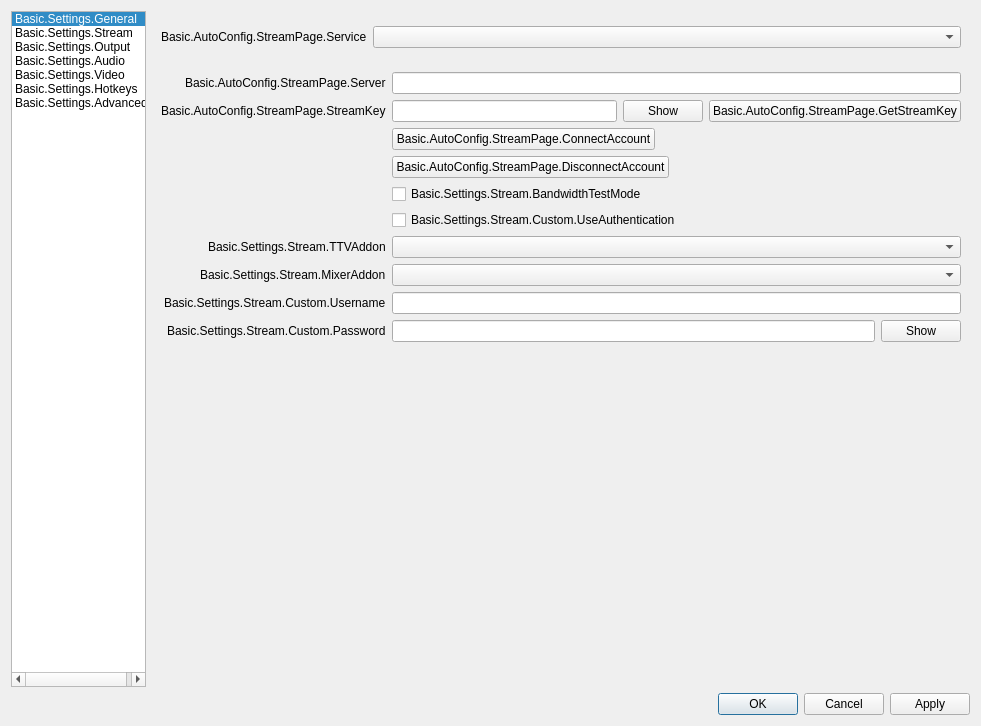
Above: UI/forms/OBSBasicSettings.ui from DDRBoxman/obs-studio before the change. Below: the same form after it.
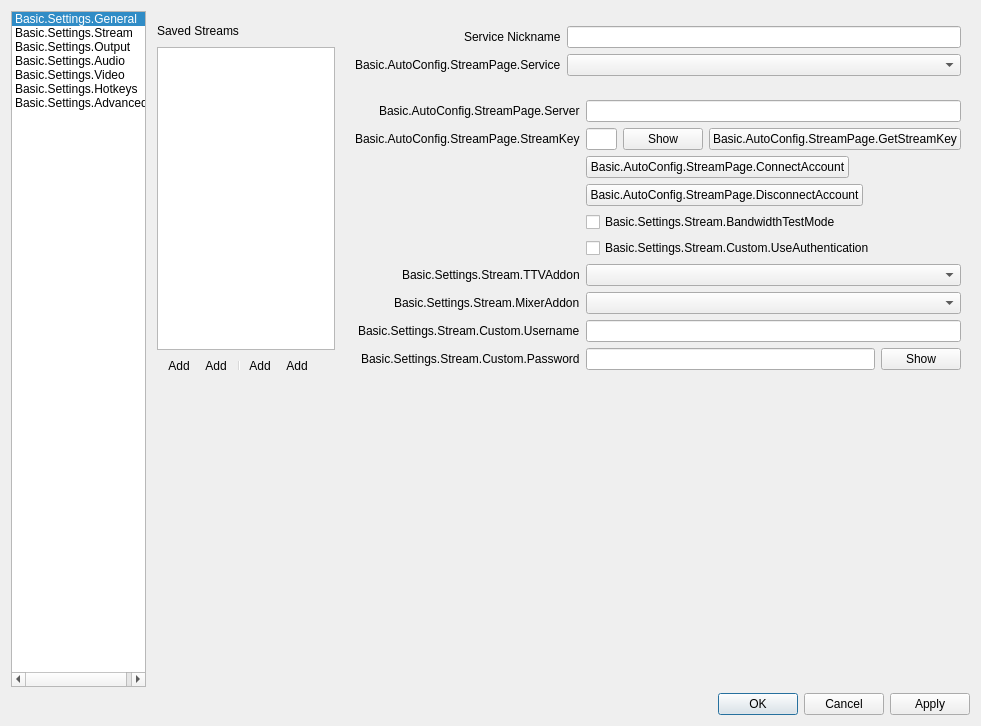
That is the form after the change. The open tabs and pages were chosen to show the change. Icons and pictures are not drawn. Custom widgets are drawn as their Qt base class.

Commit message: Modify Stream Settings to support adding/editing/removing settings for multiple streaming services

```diff
--- a/UI/forms/OBSBasicSettings.ui
+++ b/UI/forms/OBSBasicSettings.ui
@@ -785,6 +785,149 @@
         </layout>
        </widget>
        <widget class="QWidget" name="streamPage">
+        <layout class="QHBoxLayout" name="horizontalLayout_200">
+         <property name="leftMargin">
+          <number>0</number>
+         </property>
+         <property name="topMargin">
+          <number>0</number>
+         </property>
+         <property name="rightMargin">
+          <number>0</number>
+         </property>
+         <property name="bottomMargin">
+          <number>0</number>
+         </property>
+         <item>
+          <widget class="QWidget" name="serviceList" native="true">
+           <property name="sizePolicy">
+            <sizepolicy hsizetype="Maximum" vsizetype="Preferred">
+             <horstretch>0</horstretch>
+             <verstretch>0</verstretch>
+            </sizepolicy>
+           </property>
+           <layout class="QVBoxLayout" name="verticalLayout_6">
+            <property name="spacing">
+             <number>1</number>
+            </property>
+            <property name="leftMargin">
+             <number>5</number>
+            </property>
+            <property name="topMargin">
+             <number>5</number>
+            </property>
+            <property name="rightMargin">
+             <number>5</number>
+            </property>
+            <property name="bottomMargin">
+             <number>5</number>
+            </property>
+            <item>
+             <widget class="QLabel" name="savedServicesListLabel">
+              <property name="minimumSize">
+               <size>
+                <width>0</width>
+                <height>30</height>
+               </size>
+              </property>
+              <property name="text">
+               <string>Saved Streams</string>
+              </property>
+             </widget>
+            </item>
+            <item>
+             <widget class="KeyedListWidget" name="savedServicesList">
+              <property name="dragDropMode">
+               <enum>QAbstractItemView::InternalMove</enum>
+              </property>
+             </widget>
+            </item>
+            <item>
+             <widget class="QToolBar" name="scenesToolbar">
+              <property name="movable">
+               <bool>false</bool>
+              </property>
+              <property name="iconSize">
+               <size>
+                <width>16</width>
+                <height>16</height>
+               </size>
+              </property>
+              <property name="floatable">
+               <bool>false</bool>
+              </property>
+              <addaction name="actionAddService"/>
+              <addaction name="actionRemoveService"/>
+              <addaction name="separator"/>
+              <addaction name="actionScrollUp"/>
+              <addaction name="actionScrollDown"/>
+             </widget>
+            </item>
+            <item>
+             <spacer name="verticalSpacer_3">
+              <property name="orientation">
+               <enum>Qt::Vertical</enum>
+              </property>
+              <property name="sizeHint" stdset="0">
+               <size>
+                <width>20</width>
+                <height>40</height>
+               </size>
+              </property>
+             </spacer>
+            </item>
+           </layout>
+           <action name="actionAddService">
+            <property name="icon">
+             <iconset resource="obs.qrc">
+              <normaloff>:/res/images/plus.svg</normaloff>:/res/images/plus.svg</iconset>
+            </property>
+            <property name="text">
+             <string>Add</string>
+            </property>
+            <property name="themeID" stdset="0">
+             <string notr="true">addIconSmall</string>
+            </property>
+           </action>
+           <action name="actionRemoveService">
+            <property name="icon">
+             <iconset resource="obs.qrc">
+              <normaloff>:/res/images/minus.svg</normaloff>:/res/images/minus.svg</iconset>
+            </property>
+            <property name="text">
+             <string>Add</string>
+            </property>
+            <property name="themeID" stdset="0">
+             <string notr="true">removeIconSmall</string>
+            </property>
+           </action>
+           <action name="actionScrollUp">
+            <property name="icon">
+             <iconset resource="obs.qrc">
+              <normaloff>:/res/images/up.svg</normaloff>:/res/images/up.svg</iconset>
+            </property>
+            <property name="text">
+             <string>Add</string>
+            </property>
+            <property name="themeID" stdset="0">
+             <string notr="true">upArrowIconSmall</string>
+            </property>
+           </action>
+           <action name="actionScrollDown">
+            <property name="icon">
+             <iconset resource="obs.qrc">
+              <normaloff>:/res/images/down.svg</normaloff>:/res/images/down.svg</iconset>
+            </property>
+            <property name="text">
+             <string>Add</string>
+            </property>
+            <property name="themeID" stdset="0">
+             <string notr="true">downArrowIconSmall</string>
+            </property>
+           </action>
+          </widget>
+         </item>
+         <item>
         <layout class="QVBoxLayout" name="verticalLayout_5">
          <property name="leftMargin">
           <number>0</number>
@@ -813,7 +956,7 @@
             <property name="labelAlignment">
              <set>Qt::AlignRight|Qt::AlignTrailing|Qt::AlignVCenter</set>
             </property>
-            <item row="3" column="0">
+              <item row="4" column="0">
              <widget class="QLabel" name="serviceLabel">
               <property name="text">
                <string>Basic.AutoConfig.StreamPage.Service</string>
@@ -823,7 +966,7 @@
               </property>
              </widget>
             </item>
-            <item row="3" column="1">
+              <item row="4" column="1">
              <widget class="QComboBox" name="service">
               <property name="maxVisibleItems">
                <number>20</number>
@@ -843,6 +986,16 @@
               </property>
              </spacer>
             </item>
+              <item row="3" column="0">
+               <widget class="QLabel" name="label_45">
+                <property name="text">
+                 <string>Service Nickname</string>
+                </property>
+               </widget>
+              </item>
+              <item row="3" column="1">
+               <widget class="QLineEdit" name="serviceNameInput"/>
+              </item>
            </layout>
           </widget>
          </item>
@@ -1232,6 +1385,8 @@
           </widget>
          </item>
         </layout>
+         </item>
+        </layout>
        </widget>
        <widget class="QWidget" name="outputPage">
         <layout class="QVBoxLayout" name="verticalLayout_2">
@@ -5425,6 +5580,20 @@
    <extends>QPushButton</extends>
    <header>url-push-button.hpp</header>
   </customwidget>
+  <customwidget>
+   <class>KeyedListWidget</class>
+   <extends>QListWidget</extends>
+   <header>keyed-list-widget.hpp</header>
+   <slots>
+    <signal>RemovedID(int)</signal>
+    <signal>SelectedServiceID(int)</signal>
+    <slot>AddNewService(QString,int)</slot>
+    <slot>RemoveService()</slot>
+    <slot>ScrollUp()</slot>
+    <slot>ScrollDown()</slot>
+    <slot>UpdateServiceName(QString,int)</slot>
+   </slots>
+  </customwidget>
  </customwidgets>
  <tabstops>
   <tabstop>listWidget</tabstop>
```
Lines whose indentation alone changed are shown as unchanged. The commit also changes 8 other files.
